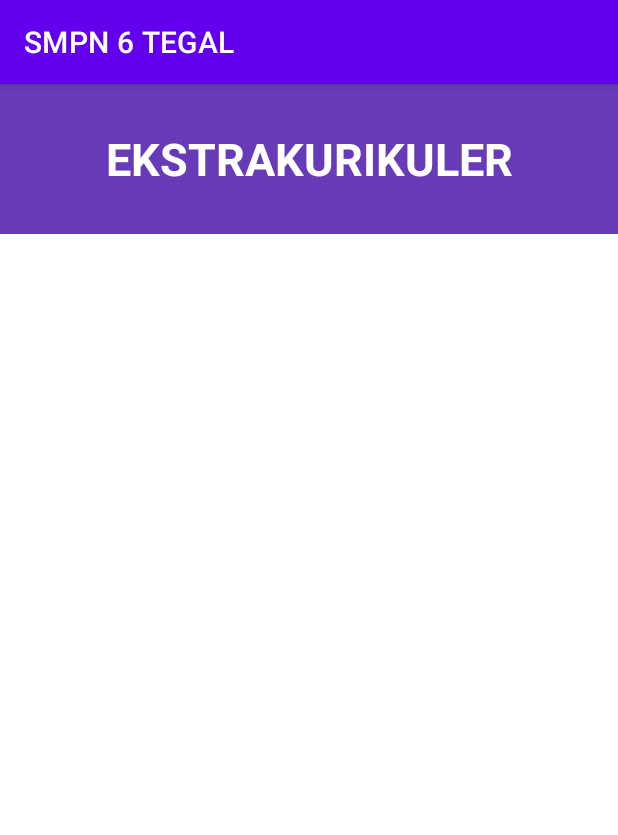
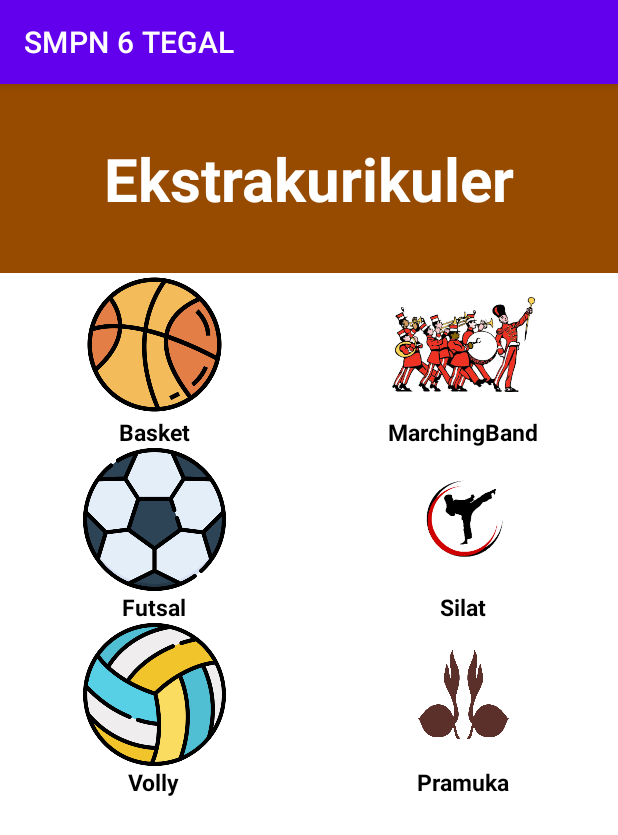
Before and after one commit to Adam7RPL/ProfileSekolahSMPN6TEGAL, an Android app: the EkstrakulikulerActivity screen opened directly, with no data from a screen before it, on a phone screen of 412 x 824 dp. Shown: the top 835 px of the screen. Run offline under Robolectric (Android 15) with nearby library versions, the phone set to English and light mode, and no system bars.

Commit message:
project4

```diff
--- a/app/src/main/res/layout/activity_ekstrakulikuler.xml
+++ b/app/src/main/res/layout/activity_ekstrakulikuler.xml
@@ -8,22 +8,147 @@
 
     <LinearLayout
         android:layout_width="match_parent"
-        android:layout_height="wrap_content"
-        android:orientation="vertical"
-        android:gravity="center">
+        android:layout_height="match_parent"
+        android:orientation="vertical">
 
-    <TextView
-        android:layout_width="match_parent"
-        android:layout_height="100dp"
-        android:text="EKSTRAKURIKULER"
-        android:textSize="30dp"
-        android:textStyle="bold"
-        android:textColor="@color/white"
-        android:layout_gravity="center"
-        android:gravity="center"
-        android:background="#673AB7">
+        <TextView
+            android:layout_width="match_parent"
+            android:layout_height="126dp"
+            android:layout_gravity="center"
+            android:background="#964B00"
+            android:gravity="center"
+            android:text="Ekstrakurikuler"
+            android:textColor="@color/white"
+            android:textSize="40dp"
+            android:textStyle="bold">
 
-    </TextView>
+
+        </TextView>
+        <LinearLayout
+            android:layout_width="match_parent"
+            android:layout_height="0dp"
+            android:layout_weight="2"
+            android:orientation="horizontal">
+            <LinearLayout
+                android:layout_width="0dp"
+                android:layout_height="match_parent"
+                android:layout_weight="1"
+                android:background="@color/white"
+                android:gravity="center_horizontal"
+                android:orientation="vertical">
+
+                <ImageView
+                    android:layout_width="95dp"
+                    android:layout_height="95dp"
+                    android:background="@color/white"
+                    android:src="@drawable/basket">
+
+                </ImageView>
+
+                <TextView
+                    android:layout_width="wrap_content"
+                    android:layout_height="wrap_content"
+                    android:text="Basket"
+                    android:textColor="@color/black"
+                    android:textSize="15dp"
+                    android:textStyle="bold">
+
+                </TextView>
+                <ImageView
+                    android:layout_width="95dp"
+                    android:layout_height="95dp"
+                    android:background="@color/white"
+                    android:src="@drawable/football">
+
+                </ImageView>
+                <TextView
+                    android:layout_width="wrap_content"
+                    android:layout_height="wrap_content"
+                    android:text="Futsal"
+                    android:textColor="@color/black"
+                    android:textSize="15dp"
+                    android:textStyle="bold">
+
+                </TextView>
+                <ImageView
+                    android:layout_width="95dp"
+                    android:layout_height="95dp"
+                    android:background="@color/white"
+                    android:src="@drawable/volly">
+
+                </ImageView>
+                <TextView
+                    android:layout_width="wrap_content"
+                    android:layout_height="wrap_content"
+                    android:text="Volly"
+                    android:textColor="@color/black"
+                    android:textSize="15dp"
+                    android:textStyle="bold">
+                </TextView>
+
+
+            </LinearLayout>
+
+            <LinearLayout
+                android:layout_width="0dp"
+                android:layout_height="match_parent"
+                android:layout_weight="1"
+                android:background="@color/white"
+                android:gravity="center_horizontal"
+                android:orientation="vertical">
+
+                <ImageView
+                    android:layout_width="95dp"
+                    android:layout_height="95dp"
+                    android:background="@color/white"
+                    android:src="@drawable/drumbnd">
+
+                </ImageView>
+
+                <TextView
+                    android:layout_width="wrap_content"
+                    android:layout_height="wrap_content"
+                    android:text="MarchingBand"
+                    android:textColor="@color/black"
+                    android:textSize="15dp"
+                    android:textStyle="bold">
+
+                </TextView>
+                <ImageView
+                    android:layout_width="95dp"
+                    android:layout_height="95dp"
+                    android:background="@color/white"
+                    android:src="@drawable/silat">
+
+                </ImageView>
+                <TextView
+                    android:layout_width="wrap_content"
+                    android:layout_height="wrap_content"
+                    android:text="Silat"
+                    android:textColor="@color/black"
+                    android:textSize="15dp"
+                    android:textStyle="bold">
+
+                </TextView>
+                <ImageView
+                    android:layout_width="95dp"
+                    android:layout_height="95dp"
+                    android:background="@color/white"
+                    android:src="@drawable/pramuka">
+
+                </ImageView>
+                <TextView
+                    android:layout_width="wrap_content"
+                    android:layout_height="wrap_content"
+                    android:text="Pramuka"
+                    android:textColor="@color/black"
+                    android:textSize="15dp"
+                    android:textStyle="bold">
+                </TextView>
+
+
+            </LinearLayout>
+        </LinearLayout>
 
     </LinearLayout>
 
```
Also changed, not shown: app/src/main/res/drawable/basket.png (added), app/src/main/res/drawable/drumbnd.png (added), app/src/main/res/drawable/pramuka.png (added), app/src/main/res/drawable/silat.png (added), app/src/main/res/drawable/volly.png (added).
